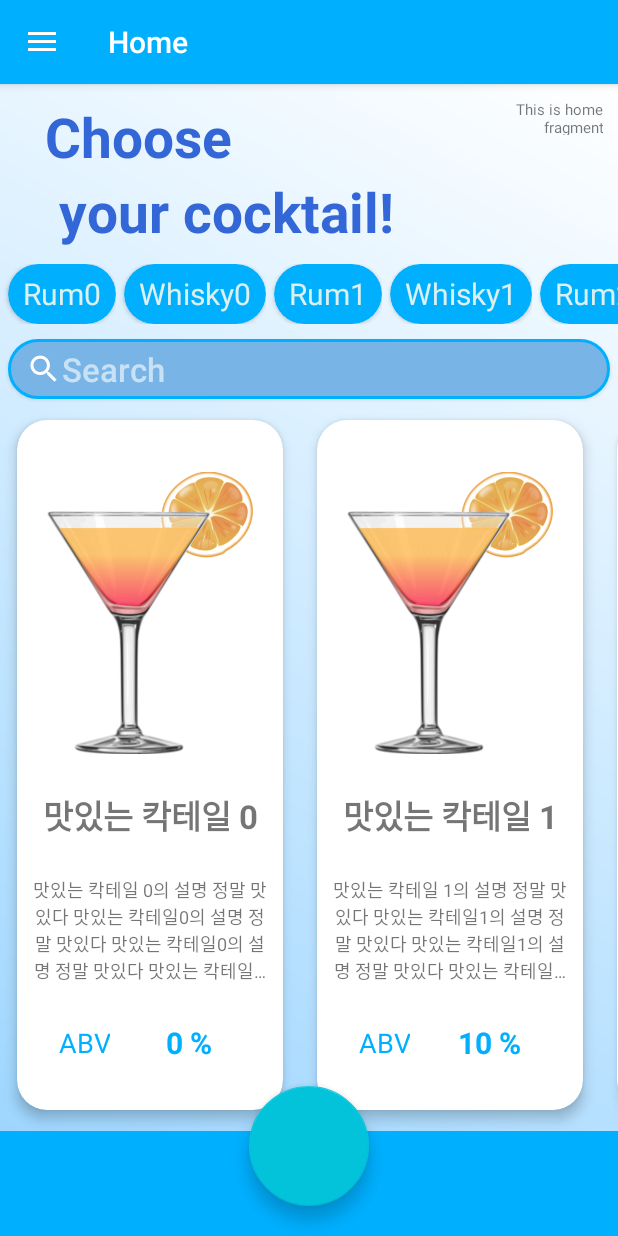
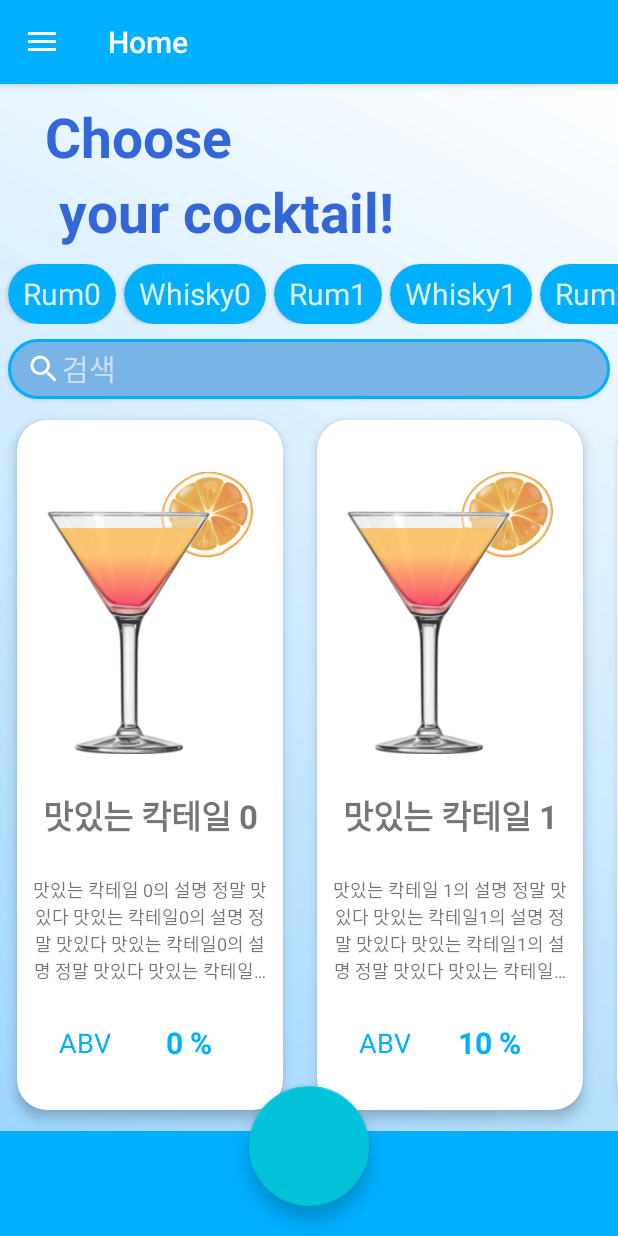
Before and after one commit to HeeSang1996/CapstoneProjectCocktail, an Android app: the screen it shows after launch (MainActivity), on a phone screen of 412 x 824 dp. Run offline under Robolectric (Android 15) with nearby library versions, the phone set to English and light mode, and no system bars; our stand-ins replace Firebase (no records; nobody signed in at launch, a user with empty details on screens opened directly), navigation-ui.

Commit message:
SearchActivityRevise

```diff
--- a/app/src/main/java/org/techtown/capstoneprojectcocktail/ui/home/HomeFragment.java
+++ b/app/src/main/java/org/techtown/capstoneprojectcocktail/ui/home/HomeFragment.java
@@ -45,8 +45,6 @@ import java.util.Map;
 import static androidx.constraintlayout.widget.Constraints.TAG;
 
 public class HomeFragment extends Fragment {
-
-    private HomeViewModel homeViewModel;
     public FirebaseFirestore db = FirebaseFirestore.getInstance();
 
     public void setDocument() {
@@ -113,15 +111,7 @@ public class HomeFragment extends Fragment {
     }
 
     public View onCreateView(@NonNull LayoutInflater inflater, ViewGroup container, Bundle savedInstanceState) {
-        homeViewModel = ViewModelProviders.of(this).get(HomeViewModel.class);
         View root = inflater.inflate(R.layout.fragment_home, container, false);
-        final TextView textView = root.findViewById(R.id.text_home);
-        homeViewModel.getText().observe(getViewLifecycleOwner(), new Observer<String>() {
-            @Override
-            public void onChanged(@Nullable String s) {
-                textView.setText(s);
-            }
-        });
 
         Button searchButtonHome = root.findViewById(R.id.button_search_home);
         searchButtonHome.setOnClickListener(new View.OnClickListener(){
--- a/app/src/main/java/org/techtown/capstoneprojectcocktail/ui/home/HomeViewModel.java
+++ /dev/null
@@ -1,19 +0,0 @@
-package org.techtown.capstoneprojectcocktail.ui.home;
-
-import androidx.lifecycle.LiveData;
-import androidx.lifecycle.MutableLiveData;
-import androidx.lifecycle.ViewModel;
-
-public class HomeViewModel extends ViewModel {
-
-    private MutableLiveData<String> mText;
-
-    public HomeViewModel() {
-        mText = new MutableLiveData<>();
-        mText.setValue("This is home fragment");
-    }
-
-    public LiveData<String> getText() {
-        return mText;
-    }
-}
--- a/app/src/main/res/layout/fragment_home.xml
+++ b/app/src/main/res/layout/fragment_home.xml
@@ -17,19 +17,6 @@
         app:layout_constraintBottom_toBottomOf="parent"
         app:layout_constraintLeft_toLeftOf="parent"
         app:layout_constraintRight_toRightOf="parent" />
-
-    <!--수정 필 임시 텍스트뷰 텍스트 자바랑 상호작용 확인용 -->
-    <TextView
-        android:id="@+id/text_home"
-        android:layout_width="85dp"
-        android:layout_height="44dp"
-        android:gravity="right"
-        android:padding="10dp"
-        android:textSize="10sp"
-        app:layout_constraintEnd_toEndOf="parent"
-        app:layout_constraintHorizontal_bias="1.0"
-        app:layout_constraintStart_toStartOf="parent"
-        app:layout_constraintTop_toTopOf="parent" />
 
     <TextView
         android:id="@+id/welcome_text1_home"
@@ -93,7 +80,7 @@
         android:gravity="center_vertical"
         android:paddingHorizontal="12dp"
         android:paddingVertical="5dp"
-        android:text="Search"
+        android:text="검색"
         android:textAllCaps="false"
         android:textColor="#99FFFFFF"
         app:layout_constraintBottom_toBottomOf="parent"
```
Also changed, not shown: app/src/main/java/org/techtown/capstoneprojectcocktail/CocktailSearchActivity.java (+21 -0 lines), app/src/main/java/org/techtown/capstoneprojectcocktail/ui/myPage/MyPageFragment.java (+0 -11 lines), app/src/main/java/org/techtown/capstoneprojectcocktail/ui/myPage/MyPageViewModel.java (deleted, +0 -17 lines), app/src/main/res/layout/cocktail_search_activity.xml (+42 -6 lines), app/src/main/res/layout/fragment_mypage.xml (+10 -20 lines), app/src/main/res/layout/spinner_item_orderby.xml (added, +13 -0 lines), app/src/main/res/values/orderby_field.xml (added, +9 -0 lines).
